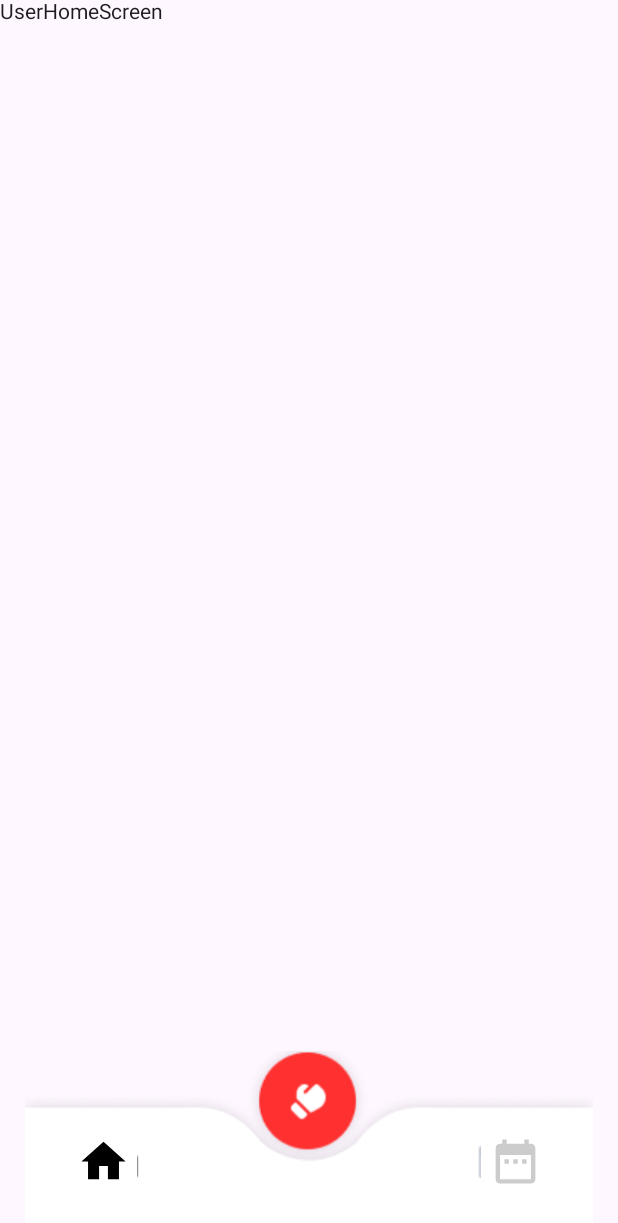
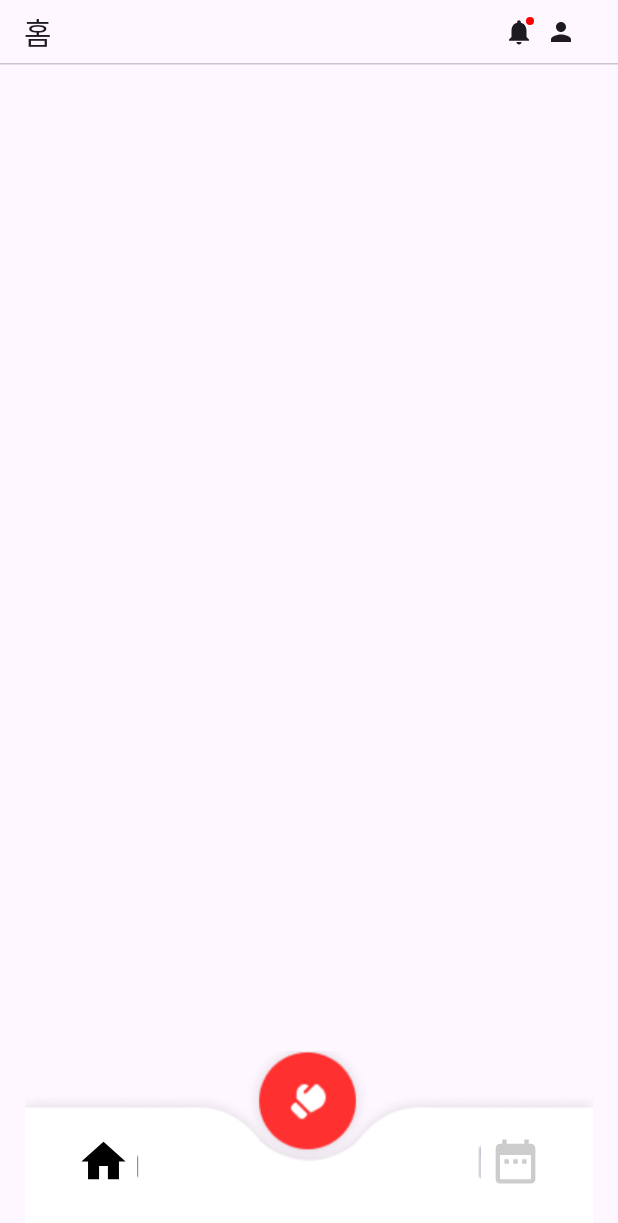
Before and after one commit to GDG-on-Campus-KHU/AOS-advanced-practice, an Android app built with Jetpack Compose: the screen it shows after launch (MainActivity), on a phone screen of 412 x 824 dp. Shown: the top 1223 px of the screen. Run offline under Robolectric (Android 15) with nearby library versions, the phone set to English and light mode, and no system bars; Roboto replaces fonts that are not available here.

Commit message:
Create AppBar

```diff
--- a/app/src/main/java/com/example/bbip_clone/ui/UserHomeScreen.kt
+++ b/app/src/main/java/com/example/bbip_clone/ui/UserHomeScreen.kt
@@ -1,25 +1,104 @@
 package com.example.bbip_clone.ui
 
+import androidx.compose.foundation.background
+import androidx.compose.foundation.clickable
+import androidx.compose.foundation.layout.Box
 import androidx.compose.foundation.layout.Column
+import androidx.compose.foundation.layout.Row
+import androidx.compose.foundation.layout.Spacer
 import androidx.compose.foundation.layout.fillMaxSize
+import androidx.compose.foundation.layout.height
+import androidx.compose.foundation.layout.padding
+import androidx.compose.foundation.layout.size
+import androidx.compose.foundation.layout.width
+import androidx.compose.foundation.shape.CircleShape
+import androidx.compose.material.icons.Icons
+import androidx.compose.material.icons.filled.Notifications
+import androidx.compose.material.icons.filled.Person
+import androidx.compose.material3.ExperimentalMaterial3Api
+import androidx.compose.material3.HorizontalDivider
+import androidx.compose.material3.Icon
+import androidx.compose.material3.IconButton
+import androidx.compose.material3.Scaffold
 import androidx.compose.material3.Text
+import androidx.compose.material3.TopAppBar
 import androidx.compose.runtime.Composable
+import androidx.compose.ui.Alignment
 import androidx.compose.ui.Modifier
+import androidx.compose.ui.graphics.Color
 import androidx.compose.ui.tooling.preview.Preview
+import androidx.compose.ui.unit.dp
 import androidx.navigation.NavController
 import androidx.navigation.compose.rememberNavController
+import com.example.bbip_clone.ui.theme.home
+import com.example.bbip_clone.ui.theme.title3_m20
 
 @Composable
 fun UserHomeScreen(navController: NavController) {
-    Column(
-        Modifier.fillMaxSize()
+    Scaffold(
+        topBar = { AppBar() }
     ) {
-        Text("UserHomeScreen")
+        Column(
+            modifier = Modifier
+                .fillMaxSize()
+                .padding(it)
+        ) {
+            HorizontalDivider()
+
+        }
     }
+}
+
+@OptIn(ExperimentalMaterial3Api::class)
+@Composable
+fun AppBar() {
+    TopAppBar(
+        modifier = Modifier.height(42.dp),
+        title = {
+            Row(
+                modifier = Modifier.fillMaxSize(),
+                verticalAlignment = Alignment.CenterVertically
+            ) {
+                Text(text = home, style = title3_m20)
+                Spacer(modifier = Modifier.weight(1f))
+
+                Box {
+                    Icon(
+                        imageVector = Icons.Filled.Notifications,
+                        contentDescription = "Notifications",
+                        modifier = Modifier
+                            .size(20.dp)
+                            .clickable {
+                                // 추가 api 설정 부분
+                            }
+                    )
+                    // 알림 여부(빨간 점)
+                    Box(
+                        modifier = Modifier
+                            .size(5.dp)
+                            .background(Color.Red, CircleShape)
+                            .align(Alignment.TopEnd)
+                    )
+                }
+                Spacer(Modifier.width(8.dp))
+
+                Icon(
+                    imageVector = Icons.Filled.Person,
+                    contentDescription = "Profile",
+                    modifier = Modifier
+                        .size(20.dp)
+                        .clickable {
+                            // 추가 api 설정 부분
+                        }
+                )
+                Spacer(Modifier.width(28.dp))
+            }
+        },
+    )
 }
 
 @Preview(showBackground = true)
 @Composable
-fun UserHomePreview(){
+fun UserHomePreview() {
     UserHomeScreen(rememberNavController())
 }
```
